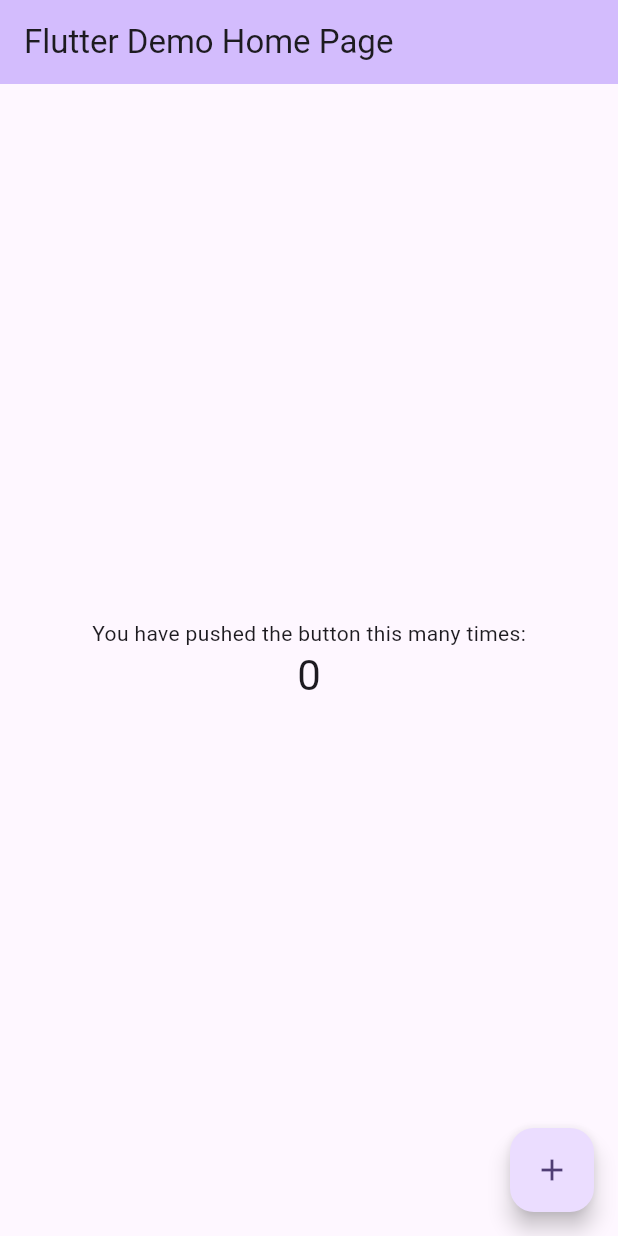
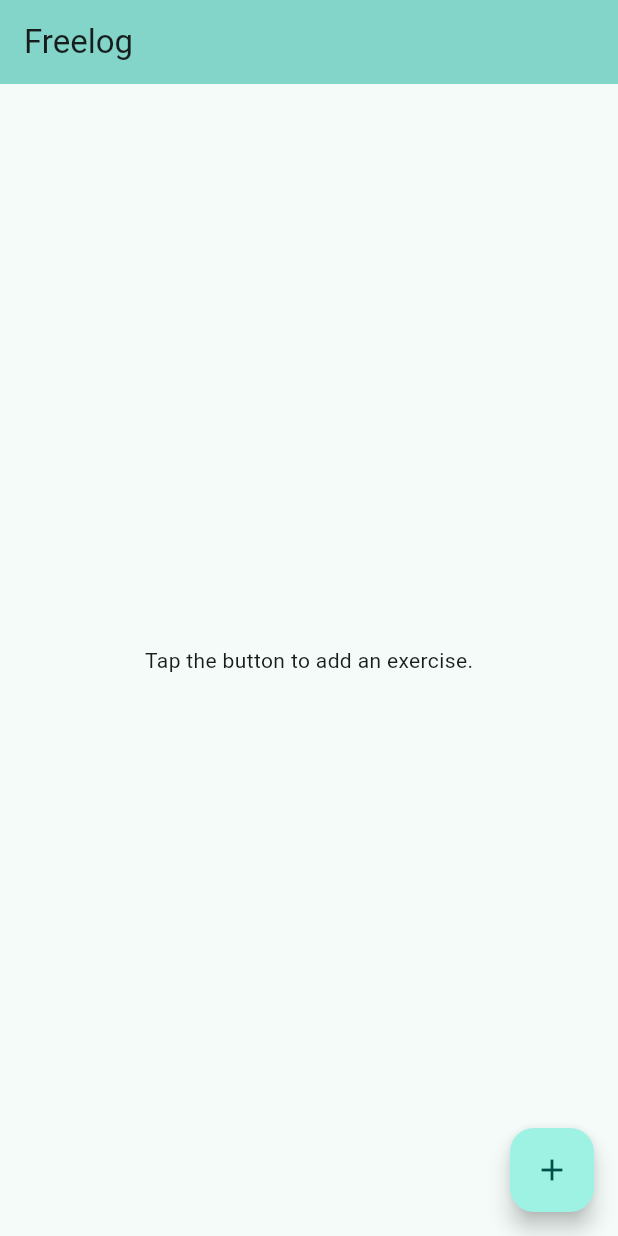
Before and after one commit to danilopedraza/freelog, a Flutter app: the screen it shows after launch, on a phone screen of 412 x 824 dp. Run offline on Flutter 3.47's test engine with Material 2 defaults, Android fonts, the phone set to English and light mode, and no system bars.

Commit message:
first ui change

```diff
--- a/lib/main.dart
+++ b/lib/main.dart
@@ -11,7 +11,7 @@
   @override
   Widget build(BuildContext context) {
     return MaterialApp(
-      title: 'Flutter Demo',
+      title: 'Freelog',
       theme: ThemeData(
         // This is the theme of your application.
         //
@@ -28,10 +28,10 @@
         //
         // This works for code too, not just values: Most code changes can be
         // tested with just a hot reload.
-        colorScheme: ColorScheme.fromSeed(seedColor: Colors.deepPurple),
+        colorScheme: ColorScheme.fromSeed(seedColor: Colors.teal),
         useMaterial3: true,
       ),
-      home: const MyHomePage(title: 'Flutter Demo Home Page'),
+      home: const MyHomePage(title: 'Freelog'),
     );
   }
 }
@@ -55,8 +55,6 @@
 }
 
 class _MyHomePageState extends State<MyHomePage> {
-  int _counter = 0;
-
   void _incrementCounter() {
     setState(() {
       // This call to setState tells the Flutter framework that something has
@@ -64,7 +62,6 @@
       // so that the display can reflect the updated values. If we changed
       // _counter without calling setState(), then the build method would not be
       // called again, and so nothing would appear to happen.
-      _counter++;
     });
   }
 
@@ -86,7 +83,7 @@
         // the App.build method, and use it to set our appbar title.
         title: Text(widget.title),
       ),
-      body: Center(
+      body: const Center(
         // Center is a layout widget. It takes a single child and positions it
         // in the middle of the parent.
         child: Column(
@@ -105,12 +102,8 @@
           // wireframe for each widget.
           mainAxisAlignment: MainAxisAlignment.center,
           children: <Widget>[
-            const Text(
-              'You have pushed the button this many times:',
-            ),
             Text(
-              '$_counter',
-              style: Theme.of(context).textTheme.headlineMedium,
+              'Tap the button to add an exercise.',
             ),
           ],
         ),
```
Also changed, not shown: 1 other file.
